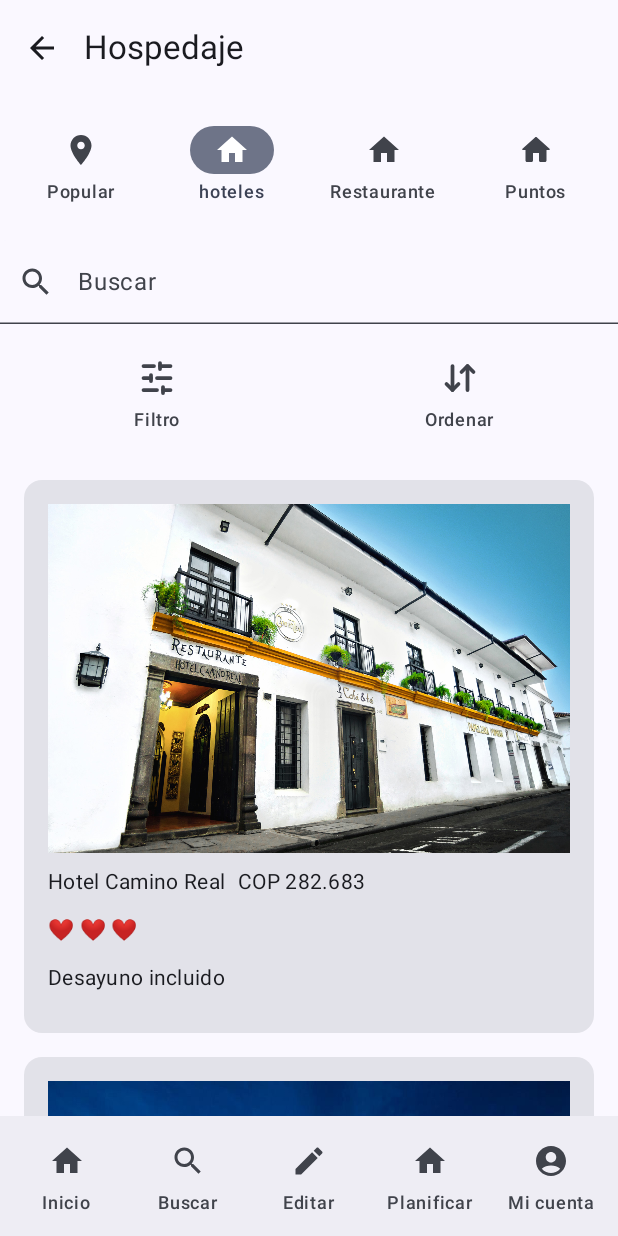
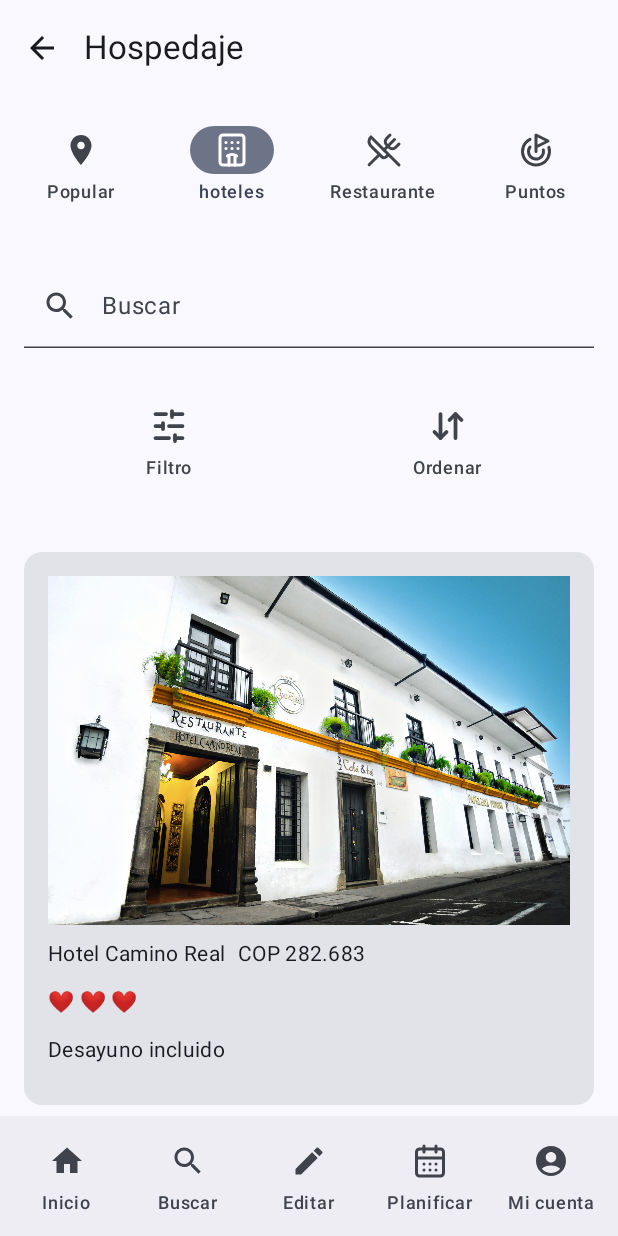
Before and after one commit to kevindm9/AppMobileTour, an Android app built with Jetpack Compose: the screen it shows after launch (MainActivity), on a phone screen of 412 x 824 dp. Run offline under Robolectric (Android 15) with nearby library versions, the phone set to English and light mode, and no system bars.

Commit message:
fix cambio de iconos de navegacion

```diff
--- a/app/src/main/java/edu/unicauca/appeasytour/View/Navigation.kt
+++ b/app/src/main/java/edu/unicauca/appeasytour/View/Navigation.kt
@@ -21,9 +21,11 @@ import androidx.compose.material3.Text
 import androidx.compose.material3.TopAppBar
 import androidx.compose.runtime.Composable
 import androidx.compose.ui.Modifier
+import androidx.compose.ui.res.painterResource
 import androidx.compose.ui.text.style.TextOverflow
 import androidx.compose.ui.unit.dp
 import com.google.android.gms.common.api.Scope
+import edu.unicauca.appeasytour.R
 
 @OptIn(ExperimentalMaterial3Api::class)
 @Composable
@@ -107,7 +109,7 @@ fun Navigation() {
                     NavigationBarItem(
                         icon = {
                             Icon(
-                                imageVector = Icons.Default.Home,
+                                painter = painterResource(R.drawable.calendar_days),
                                 contentDescription = null
                             )
                         },
--- a/app/src/main/java/edu/unicauca/appeasytour/View/NavigationSup.kt
+++ b/app/src/main/java/edu/unicauca/appeasytour/View/NavigationSup.kt
@@ -1,6 +1,8 @@
 package edu.unicauca.appeasytour.View
 
 
+import androidx.compose.foundation.layout.Arrangement
+import androidx.compose.foundation.layout.Column
 import androidx.compose.foundation.layout.fillMaxWidth
 import androidx.compose.foundation.layout.padding
 import androidx.compose.material.icons.Icons
@@ -18,12 +20,18 @@ import androidx.compose.runtime.remember
 import androidx.compose.ui.Modifier
 import androidx.compose.ui.unit.dp
 import androidx.compose.runtime.*
+import androidx.compose.ui.res.painterResource
+import androidx.compose.ui.tooling.preview.Preview
+import edu.unicauca.appeasytour.R
+
 @Composable
 fun NavigationSup(modifier: Modifier = Modifier) {
     var currentScreen by remember { mutableStateOf("Hotel") }
     NavigationBar(
         containerColor = MaterialTheme.colorScheme.surface,
-        modifier = modifier.fillMaxWidth().padding(8.dp)
+        modifier = modifier
+            .fillMaxWidth()
+            .padding(8.dp)
 
     )
     {
@@ -45,7 +53,7 @@ fun NavigationSup(modifier: Modifier = Modifier) {
         NavigationBarItem(
             icon = {
                 Icon(
-                    imageVector = Icons.Filled.Home,
+                    painter = painterResource(R.drawable.hotel__1_),
                     contentDescription = null
                 )
             },
@@ -60,7 +68,7 @@ fun NavigationSup(modifier: Modifier = Modifier) {
         NavigationBarItem(
             icon = {
                 Icon(
-                    imageVector = Icons.Filled.Home,
+                    painter = painterResource(R.drawable.utensils_crossed__1_),
                     contentDescription = null
                 )
             },
@@ -73,7 +81,7 @@ fun NavigationSup(modifier: Modifier = Modifier) {
         NavigationBarItem(
             icon = {
                 Icon(
-                    imageVector = Icons.Rounded.Home,
+                    painter = painterResource(R.drawable.goal__1_),
                     contentDescription = null
                 )
             },
@@ -99,10 +107,22 @@ fun NavigationSup(modifier: Modifier = Modifier) {
             onClick = {}
         )*/
     }
-    SearchBar();
-    FilterAndSortComponent();
+    Column(
+        modifier = Modifier.padding(16. dp),
+        verticalArrangement = Arrangement.spacedBy(16.dp),
+    ) {
+        SearchBar();
+        FilterAndSortComponent();
+    }
+
     when (currentScreen) {
         "Hotel" -> hotelesView()
         // Agrega casos para otras pantallas si es necesario
     }
 }
+
+@Preview
+@Composable
+fun preNavSup(){
+    NavigationSup()
+}
--- /dev/null
+++ b/app/src/main/res/drawable/calendar_days.xml
@@ -0,0 +1,76 @@
+<vector xmlns:android="http://schemas.android.com/apk/res/android"
+    android:width="24dp"
+    android:height="24dp"
+    android:viewportWidth="24"
+    android:viewportHeight="24">
+  <path
+      android:pathData="M8,2v4"
+      android:strokeLineJoin="round"
+      android:strokeWidth="2"
+      android:fillColor="#00000000"
+      android:strokeColor="#000000"
+      android:strokeLineCap="round"/>
+  <path
+      android:pathData="M16,2v4"
+      android:strokeLineJoin="round"
+      android:strokeWidth="2"
+      android:fillColor="#00000000"
+      android:strokeColor="#000000"
+      android:strokeLineCap="round"/>
+  <path
+      android:pathData="M5,4L19,4A2,2 0,0 1,21 6L21,20A2,2 0,0 1,19 22L5,22A2,2 0,0 1,3 20L3,6A2,2 0,0 1,5 4z"
+      android:strokeLineJoin="round"
+      android:strokeWidth="2"
+      android:fillColor="#00000000"
+      android:strokeColor="#000000"
+      android:strokeLineCap="round"/>
+  <path
+      android:pathData="M3,10h18"
+      android:strokeLineJoin="round"
+      android:strokeWidth="2"
+      android:fillColor="#00000000"
+      android:strokeColor="#000000"
+      android:strokeLineCap="round"/>
+  <path
+      android:pathData="M8,14h0.01"
+      android:strokeLineJoin="round"
+      android:strokeWidth="2"
+      android:fillColor="#00000000"
+      android:strokeColor="#000000"
+      android:strokeLineCap="round"/>
+  <path
+      android:pathData="M12,14h0.01"
+      android:strokeLineJoin="round"
+      android:strokeWidth="2"
+      android:fillColor="#00000000"
+      android:strokeColor="#000000"
+      android:strokeLineCap="round"/>
+  <path
+      android:pathData="M16,14h0.01"
+      android:strokeLineJoin="round"
+      android:strokeWidth="2"
+      android:fillColor="#00000000"
+      android:strokeColor="#000000"
+      android:strokeLineCap="round"/>
+  <path
+      android:pathData="M8,18h0.01"
+      android:strokeLineJoin="round"
+      android:strokeWidth="2"
+      android:fillColor="#00000000"
+      android:strokeColor="#000000"
+      android:strokeLineCap="round"/>
+  <path
+      android:pathData="M12,18h0.01"
+      android:strokeLineJoin="round"
+      android:strokeWidth="2"
+      android:fillColor="#00000000"
+      android:strokeColor="#000000"
+      android:strokeLineCap="round"/>
+  <path
+      android:pathData="M16,18h0.01"
+      android:strokeLineJoin="round"
+      android:strokeWidth="2"
+      android:fillColor="#00000000"
+      android:strokeColor="#000000"
+      android:strokeLineCap="round"/>
+</vector>
--- /dev/null
+++ b/app/src/main/res/drawable/goal__1_.xml
@@ -0,0 +1,27 @@
+<vector xmlns:android="http://schemas.android.com/apk/res/android"
+    android:width="24dp"
+    android:height="24dp"
+    android:viewportWidth="24"
+    android:viewportHeight="24">
+  <path
+      android:pathData="M12,13V2l8,4 -8,4"
+      android:strokeLineJoin="round"
+      android:strokeWidth="2"
+      android:fillColor="#00000000"
+      android:strokeColor="#000000"
+      android:strokeLineCap="round"/>
+  <path
+      android:pathData="M20.561,10.222a9,9 0,1 1,-12.55 -5.29"
+      android:strokeLineJoin="round"
+      android:strokeWidth="2"
+      android:fillColor="#00000000"
+      android:strokeColor="#000000"
+      android:strokeLineCap="round"/>
+  <path
+      android:pathData="M8.002,9.997a5,5 0,1 0,8.9 2.02"
+      android:strokeLineJoin="round"
+      android:strokeWidth="2"
+      android:fillColor="#00000000"
+      android:strokeColor="#000000"
+      android:strokeLineCap="round"/>
+</vector>
--- /dev/null
+++ b/app/src/main/res/drawable/hotel__1_.xml
@@ -0,0 +1,76 @@
+<vector xmlns:android="http://schemas.android.com/apk/res/android"
+    android:width="24dp"
+    android:height="24dp"
+    android:viewportWidth="24"
+    android:viewportHeight="24">
+  <path
+      android:pathData="M10,22v-6.57"
+      android:strokeLineJoin="round"
+      android:strokeWidth="2"
+      android:fillColor="#00000000"
+      android:strokeColor="#000000"
+      android:strokeLineCap="round"/>
+  <path
+      android:pathData="M12,11h0.01"
+      android:strokeLineJoin="round"
+      android:strokeWidth="2"
+      android:fillColor="#00000000"
+      android:strokeColor="#000000"
+      android:strokeLineCap="round"/>
+  <path
+      android:pathData="M12,7h0.01"
+      android:strokeLineJoin="round"
+      android:strokeWidth="2"
+      android:fillColor="#00000000"
+      android:strokeColor="#000000"
+      android:strokeLineCap="round"/>
+  <path
+      android:pathData="M14,15.43V22"
+      android:strokeLineJoin="round"
+      android:strokeWidth="2"
+      android:fillColor="#00000000"
+      android:strokeColor="#000000"
+      android:strokeLineCap="round"/>
+  <path
+      android:pathData="M15,16a5,5 0,0 0,-6 0"
+      android:strokeLineJoin="round"
+      android:strokeWidth="2"
+      android:fillColor="#00000000"
+      android:strokeColor="#000000"
+      android:strokeLineCap="round"/>
+  <path
+      android:pathData="M16,11h0.01"
+      android:strokeLineJoin="round"
+      android:strokeWidth="2"
+      android:fillColor="#00000000"
+      android:strokeColor="#000000"
+      android:strokeLineCap="round"/>
+  <path
+      android:pathData="M16,7h0.01"
+      android:strokeLineJoin="round"
+      android:strokeWidth="2"
+      android:fillColor="#00000000"
+      android:strokeColor="#000000"
+      android:strokeLineCap="round"/>
+  <path
+      android:pathData="M8,11h0.01"
+      android:strokeLineJoin="round"
+      android:strokeWidth="2"
+      android:fillColor="#00000000"
+      android:strokeColor="#000000"
+      android:strokeLineCap="round"/>
+  <path
+      android:pathData="M8,7h0.01"
+      android:strokeLineJoin="round"
+      android:strokeWidth="2"
+      android:fillColor="#00000000"
+      android:strokeColor="#000000"
+      android:strokeLineCap="round"/>
+  <path
+      android:pathData="M6,2L18,2A2,2 0,0 1,20 4L20,20A2,2 0,0 1,18 22L6,22A2,2 0,0 1,4 20L4,4A2,2 0,0 1,6 2z"
+      android:strokeLineJoin="round"
+      android:strokeWidth="2"
+      android:fillColor="#00000000"
+      android:strokeColor="#000000"
+      android:strokeLineCap="round"/>
+</vector>
--- /dev/null
+++ b/app/src/main/res/drawable/utensils_crossed__1_.xml
@@ -0,0 +1,34 @@
+<vector xmlns:android="http://schemas.android.com/apk/res/android"
+    android:width="24dp"
+    android:height="24dp"
+    android:viewportWidth="24"
+    android:viewportHeight="24">
+  <path
+      android:pathData="m16,2 l-2.3,2.3a3,3 0,0 0,0 4.2l1.8,1.8a3,3 0,0 0,4.2 0L22,8"
+      android:strokeLineJoin="round"
+      android:strokeWidth="2"
+      android:fillColor="#00000000"
+      android:strokeColor="#000000"
+      android:strokeLineCap="round"/>
+  <path
+      android:pathData="M15,15 L3.3,3.3a4.2,4.2 0,0 0,0 6l7.3,7.3c0.7,0.7 2,0.7 2.8,0L15,15ZM15,15 L22,22"
+      android:strokeLineJoin="round"
+      android:strokeWidth="2"
+      android:fillColor="#00000000"
+      android:strokeColor="#000000"
+      android:strokeLineCap="round"/>
+  <path
+      android:pathData="m2.1,21.8 l6.4,-6.3"
+      android:strokeLineJoin="round"
+      android:strokeWidth="2"
+      android:fillColor="#00000000"
+      android:strokeColor="#000000"
+      android:strokeLineCap="round"/>
+  <path
+      android:pathData="m19,5 l-7,7"
+      android:strokeLineJoin="round"
+      android:strokeWidth="2"
+      android:fillColor="#00000000"
+      android:strokeColor="#000000"
+      android:strokeLineCap="round"/>
+</vector>
```
